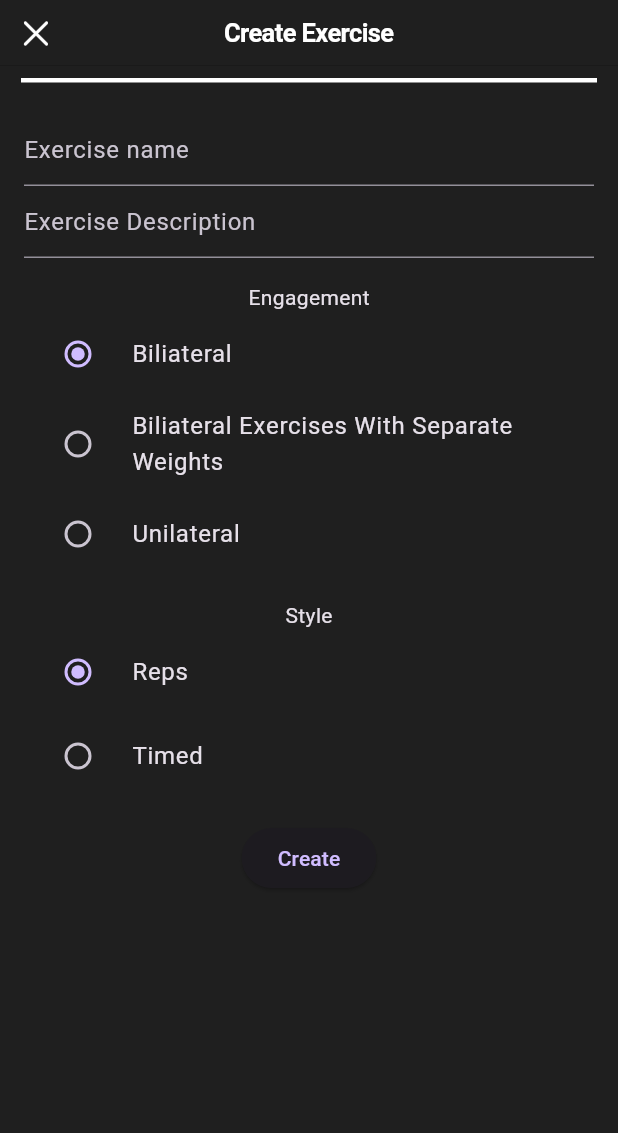
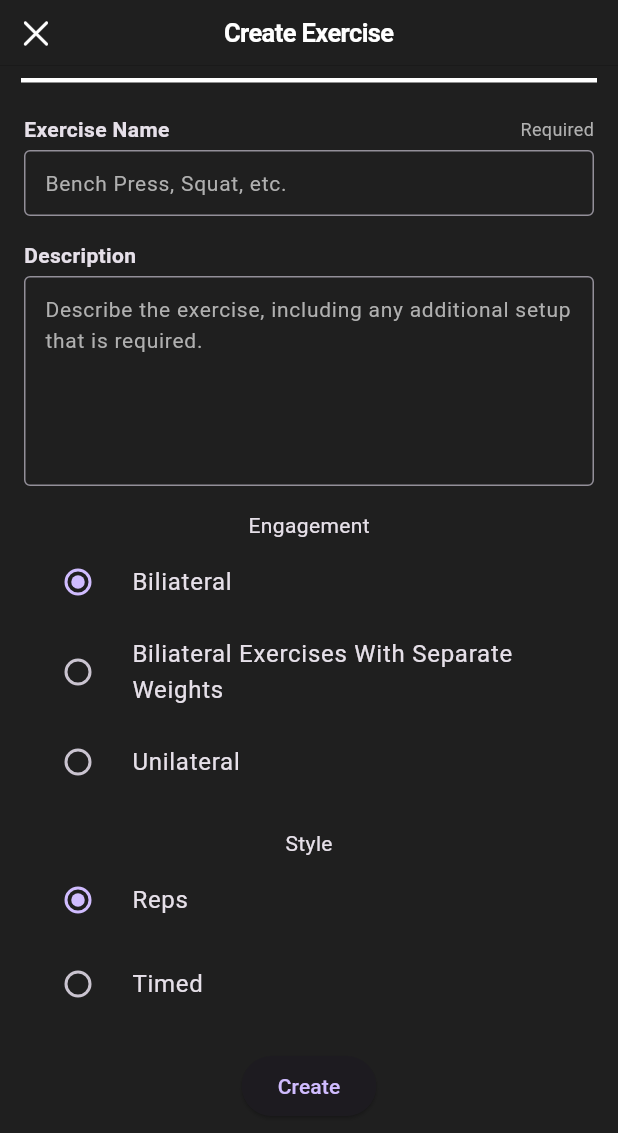
Before and after one commit to MattyD1/flex_workout_logger, a Flutter app: the ExercisesCreateScreen screen opened by its route, on a phone screen of 412 x 824 dp. Shown: the top 1133 px of the screen. Run offline on Flutter 3.47's test engine with Material 3 defaults, Android fonts, the phone set to English and light mode, and no system bars; our stand-ins replace flutter_riverpod, flutter_slidable, fpdart, freezed_annotation, go_router, realm and 1 more; generated files the repository leaves out were written again; statements that could not run were skipped.

Commit message:
Added textfield ui and addeed to create form

```diff
--- a/lib/config/theme/app_typography.dart
+++ b/lib/config/theme/app_typography.dart
@@ -38,6 +38,12 @@ abstract class AppTypography {
     fontWeight: FontWeight.w400,
   );
 
+  /// Label
+  static const label = TextStyle(
+    fontSize: 14,
+    fontWeight: FontWeight.w600,
+  );
+
   /// List Title
   static const listTitle = TextStyle(
     fontSize: 14,
--- a/lib/config/theme/app_typography_extensions.dart
+++ b/lib/config/theme/app_typography_extensions.dart
@@ -16,7 +16,7 @@ class AppTextThemeExtension extends ThemeExtension<AppTextThemeExtension> {
     // required this.bodyLarge,
     required this.bodyMedium,
     required this.bodySmall,
-    // required this.labelLarge,
+    required this.label,
     required this.listTitle,
     required this.listSubtitle,
   });
@@ -33,7 +33,7 @@ class AppTextThemeExtension extends ThemeExtension<AppTextThemeExtension> {
   // final TextStyle bodyLarge;
   final TextStyle bodyMedium;
   final TextStyle bodySmall;
-  // final TextStyle labelLarge;
+  final TextStyle label;
 
   /// List Title
   final TextStyle listTitle;
@@ -55,7 +55,7 @@ class AppTextThemeExtension extends ThemeExtension<AppTextThemeExtension> {
     // TextStyle? bodyLarge,
     TextStyle? bodyMedium,
     TextStyle? bodySmall,
-    // TextStyle? labelLarge,
+    TextStyle? label,
     TextStyle? listTitle,
     TextStyle? listSubtitle,
   }) {
@@ -72,7 +72,7 @@ class AppTextThemeExtension extends ThemeExtension<AppTextThemeExtension> {
       // bodyLarge: bodyLarge ?? this.bodyLarge,
       bodyMedium: bodyMedium ?? this.bodyMedium,
       bodySmall: bodySmall ?? this.bodySmall,
-      // labelLarge: labelLarge ?? this.labelLarge,
+      label: label ?? this.label,
       listTitle: listTitle ?? this.listTitle,
       listSubtitle: listSubtitle ?? this.listSubtitle,
     );
@@ -100,7 +100,7 @@ class AppTextThemeExtension extends ThemeExtension<AppTextThemeExtension> {
       // bodyLarge: TextStyle.lerp(bodyLarge, other.bodyLarge, t)!,
       bodyMedium: TextStyle.lerp(bodyMedium, other.bodyMedium, t)!,
       bodySmall: TextStyle.lerp(bodySmall, other.bodySmall, t)!,
-      // labelLarge: TextStyle.lerp(labelLarge, other.labelLarge, t)!,
+      label: TextStyle.lerp(label, other.label, t)!,
       listTitle: TextStyle.lerp(listTitle, other.listTitle, t)!,
       listSubtitle: TextStyle.lerp(listSubtitle, other.listSubtitle, t)!,
     );
--- a/lib/config/theme/theme.dart
+++ b/lib/config/theme/theme.dart
@@ -2,6 +2,7 @@ import 'package:flex_workout_logger/config/theme/app_colors.dart';
 import 'package:flex_workout_logger/config/theme/app_colors_extension.dart';
 import 'package:flex_workout_logger/config/theme/app_typography.dart';
 import 'package:flex_workout_logger/config/theme/app_typography_extensions.dart';
+import 'package:flutter/cupertino.dart';
 import 'package:flutter/material.dart';
 
 /// App Theme
@@ -24,12 +25,21 @@ class AppTheme with ChangeNotifier {
     headlineSmall: AppTypography.headlineSmall,
     titleLarge: AppTypography.titleLarge,
     titleSmall: AppTypography.titleSmall,
+    label: AppTypography.label,
     listTitle: AppTypography.listTitle,
     listSubtitle: AppTypography.listSubtitle,
   );
 
   /// Light Mode Theme Data
   static final light = ThemeData.light().copyWith(
+    textSelectionTheme: TextSelectionThemeData(
+      cursorColor: AppColors.surfaceLight.foreground,
+      selectionColor: AppColors.surfaceLight.foreground.withOpacity(0.3),
+      selectionHandleColor: AppColors.surfaceLight.foreground,
+    ),
+    cupertinoOverrideTheme: CupertinoThemeData(
+      primaryColor: AppColors.surfaceLight.foreground,
+    ),
     extensions: [
       _lightAppColors,
       _textTheme,
@@ -48,6 +58,14 @@ class AppTheme with ChangeNotifier {
 
   /// Dark Mode Theme Data
   static final dark = ThemeData.dark().copyWith(
+    textSelectionTheme: TextSelectionThemeData(
+      cursorColor: AppColors.surfaceDark.foreground,
+      selectionColor: AppColors.surfaceDark.foreground.withOpacity(0.3),
+      selectionHandleColor: AppColors.surfaceDark.foreground,
+    ),
+    cupertinoOverrideTheme: CupertinoThemeData(
+      primaryColor: AppColors.surfaceDark.foreground,
+    ),
     extensions: [
       _darkAppColors,
       _textTheme,
--- a/lib/features/exercises/domain/validations/exercise_name.dart
+++ b/lib/features/exercises/domain/validations/exercise_name.dart
@@ -19,10 +19,10 @@ class ExerciseName extends Validation<String> {
 }
 
 Either<Failure, String> _validate(String input) {
-  if (input.length < 2) {
+  if (input.isEmpty) {
     return left(
       const Failure.unprocessableEntity(
-        message: 'The name must be at least 2 characters in length',
+        message: 'The exercise must have a name',
       ),
     );
   } else if (input.length > 100) {
--- a/lib/features/exercises/ui/widgets/exercise_create_form.dart
+++ b/lib/features/exercises/ui/widgets/exercise_create_form.dart
@@ -7,6 +7,7 @@ import 'package:flex_workout_logger/features/exercises/domain/validations/exerci
 import 'package:flex_workout_logger/features/exercises/domain/validations/exercise_name.dart';
 import 'package:flex_workout_logger/features/exercises/domain/validations/exercise_style.dart';
 import 'package:flex_workout_logger/utils/ui_extensions.dart';
+import 'package:flex_workout_logger/widgets/ui/textfield.dart';
 import 'package:flutter/material.dart';
 import 'package:flutter_riverpod/flutter_riverpod.dart';
 import 'package:go_router/go_router.dart';
@@ -62,25 +63,27 @@ class _ExerciseCreateFormState extends ConsumerState<ExerciseCreateForm> {
       child: Column(
         mainAxisSize: MainAxisSize.min,
         children: [
-          TextFormField(
+          MyTextField(
+            label: 'Exercise Name',
+            hintText: 'Bench Press, Squat, etc.',
+            errorText: errorText,
             onChanged: (value) => _name = ExerciseName(value),
-            decoration: InputDecoration(
-              hoverColor: context.colorScheme.foreground,
-              hintText: 'Exercise name',
+            validator: (value) => _name?.validate,
+            controller: null,
+            readOnly: isLoading,
+            isRequired: true,
+          ),
+          const SizedBox(height: AppLayout.defaultPadding),
+          MyTextField(
+            label: 'Description',
+            hintText:
+                'Describe the exercise, including any additional setup that is required.',
             errorText: errorText,
-            ),
-            validator: (value) => _name?.validate,
+            onChanged: (value) => _description = ExerciseDescription(value),
+            validator: (value) => _description?.validate,
+            controller: null,
             readOnly: isLoading,
-          ),
-          TextFormField(
-            onChanged: (value) => _description = ExerciseDescription(value),
-            decoration: InputDecoration(
-              hoverColor: context.colorScheme.foreground,
-              hintText: 'Exercise Description',
-              errorText: errorText,
-            ),
-            validator: (value) => _description?.validate,
-            readOnly: isLoading,
+            isTextArea: true,
           ),
           const SizedBox(height: AppLayout.defaultPadding),
           const Text('Engagement'),
@@ -92,8 +95,7 @@ class _ExerciseCreateFormState extends ConsumerState<ExerciseCreateForm> {
                 setState(() {
                   _engagement = value;
                 });
-            }
-          ),
+              }),
           RadioListTile<Engagement>(
               title: const Text('Biliateral Exercises With Separate Weights'),
               value: Engagement.bilateralSeparate,
@@ -102,8 +104,7 @@ class _ExerciseCreateFormState extends ConsumerState<ExerciseCreateForm> {
                 setState(() {
                   _engagement = value;
                 });
-            }
-          ),
+              }),
           RadioListTile<Engagement>(
               title: const Text('Unilateral'),
               value: Engagement.unilateral,
@@ -112,8 +113,7 @@ class _ExerciseCreateFormState extends ConsumerState<ExerciseCreateForm> {
                 setState(() {
                   _engagement = value;
                 });
-            }
-          ),
+              }),
           const SizedBox(height: AppLayout.defaultPadding),
           const Text('Style'),
           RadioListTile<Style>(
@@ -124,8 +124,7 @@ class _ExerciseCreateFormState extends ConsumerState<ExerciseCreateForm> {
                 setState(() {
                   _style = value;
                 });
-            }
-          ),
+              }),
           RadioListTile<Style>(
               title: const Text('Timed'),
               value: Style.timed,
@@ -134,8 +133,7 @@ class _ExerciseCreateFormState extends ConsumerState<ExerciseCreateForm> {
                 setState(() {
                   _style = value;
                 });
-            }
-          ),
+              }),
           const SizedBox(height: AppLayout.defaultPadding),
           ElevatedButton(
             onPressed: isLoading
@@ -147,9 +145,13 @@ class _ExerciseCreateFormState extends ConsumerState<ExerciseCreateForm> {
 
                     if (_name == null) return;
 
-                    ref
-                        .read(exercisesCreateControllerProvider.notifier)
-                        .handle(_name!, _description, ExerciseEngagement(_engagement ?? Engagement.bilateral), ExerciseStyle(_style ?? Style.reps)); // FIX: engagement should not be hardcoded
+                    ref.read(exercisesCreateControllerProvider.notifier).handle(
+                        _name!,
+                        _description,
+                        ExerciseEngagement(_engagement ?? Engagement.bilateral),
+                        ExerciseStyle(_style ??
+                            Style
+                                .reps)); // FIX: engagement should not be hardcoded
                   },
             child: isLoading
                 ? const CircularProgressIndicator()
--- a/lib/features/exercises/ui/widgets/exercise_view.dart
+++ b/lib/features/exercises/ui/widgets/exercise_view.dart
@@ -110,16 +110,16 @@ class ExerciseView extends ConsumerWidget {
               ),
             ),
             const SizedBox(width: 16),
-            IconTextButton(
+            const IconTextButton(
               icon: CupertinoIcons.share,
               text: 'Share',
-              onPressed: () {},
+              onPressed: null,
             ),
             const SizedBox(width: 16),
-            IconTextButton(
+            const IconTextButton(
               icon: CupertinoIcons.square_on_square,
               text: 'Copy',
-              onPressed: () {},
+              onPressed: null,
             ),
             const SizedBox(width: 16),
             IconTextButton(
--- a/lib/widgets/icon_text_button.dart
+++ b/lib/widgets/icon_text_button.dart
@@ -19,7 +19,7 @@ class IconTextButton extends StatelessWidget {
   final String text;
 
   /// OnPressed
-  final void Function() onPressed;
+  final void Function()? onPressed;
 
   @override
   Widget build(BuildContext context) {
--- /dev/null
+++ b/lib/widgets/ui/textfield.dart
@@ -0,0 +1,103 @@
+import 'package:flex_workout_logger/config/theme/app_layout.dart';
+import 'package:flex_workout_logger/utils/ui_extensions.dart';
+import 'package:flutter/cupertino.dart';
+import 'package:flutter/material.dart';
+
+/// Custom text field
+class MyTextField extends StatelessWidget {
+  /// Constructor
+  const MyTextField({
+    required this.label,
+    required this.controller,
+    required this.onChanged,
+    required this.validator,
+    required this.hintText,
+    required this.errorText,
+    required this.readOnly,
+    super.key,
+    this.isRequired,
+    this.isTextArea,
+  });
+
+  /// Label
+  final String label;
+
+  /// Hint Text
+  final String hintText;
+
+  /// Error Text
+  final String? errorText;
+
+  /// On Changed
+  final void Function(String) onChanged;
+
+  /// Validator
+  final String? Function(String?) validator;
+
+  /// Controller
+  final TextEditingController? controller;
+
+  /// Read Only
+  final bool readOnly;
+
+  /// Is Field Required
+  final bool? isRequired;
+
+  /// Is Text Area
+  final bool? isTextArea;
+
+  @override
+  Widget build(BuildContext context) {
+    return Column(
+      children: [
+        Row(
+          children: [
+            Text(label, style: context.textTheme.label),
+            const Spacer(),
+            if (isRequired != null && isRequired!)
+              Text(
+                'Required',
+                style: context.textTheme.bodySmall.copyWith(
+                  color: context.colorScheme.mutedForeground,
+                ),
+              ),
+          ],
+        ),
+        const SizedBox(
+          height: 4,
+        ),
+        TextFormField(
+          onChanged: onChanged,
+          validator: validator,
+          readOnly: readOnly,
+          maxLines: isTextArea != null && isTextArea! ? null : 1,
+          minLines: isTextArea != null && isTextArea! ? 5 : 1,
+          decoration: InputDecoration(
+            isCollapsed: true,
+            hintText: hintText,
+            errorText: errorText,
+            hintMaxLines: isTextArea != null && isTextArea! ? 5 : 1,
+            hintStyle: context.textTheme.bodyMedium.copyWith(
+              color: context.colorScheme.mutedForeground,
+            ),
+            border: OutlineInputBorder(
+              borderRadius: BorderRadius.circular(4),
+              borderSide: BorderSide(
+                color: context.colorScheme.muted,
+              ),
+            ),
+            focusedBorder: OutlineInputBorder(
+              // Border style when the field is focused
+              borderRadius: BorderRadius.circular(4),
+              borderSide: BorderSide(
+                color: context.colorScheme.foreground,
+                width: 2,
+              ),
+            ), // Enable filling of the text field
+            contentPadding: const EdgeInsets.all(AppLayout.smallPadding),
+          ),
+        ),
+      ],
+    );
+  }
+}
```
Lines whose indentation alone changed are shown as unchanged.
